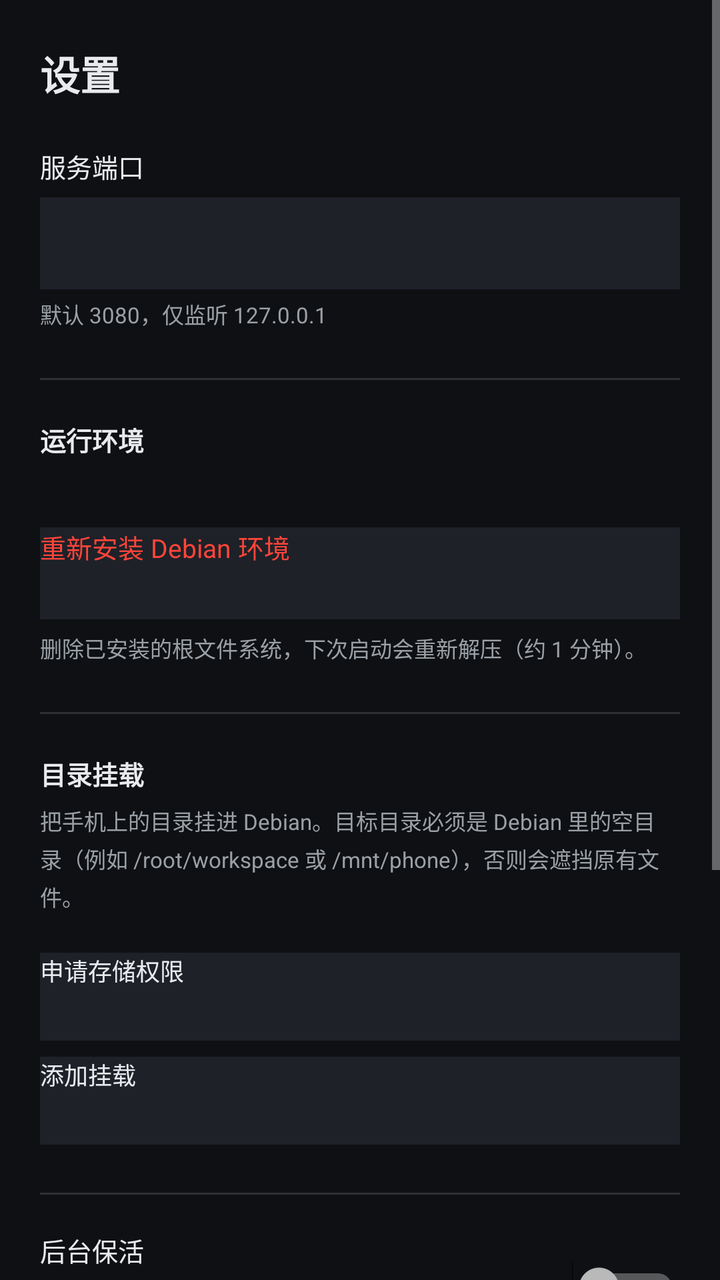
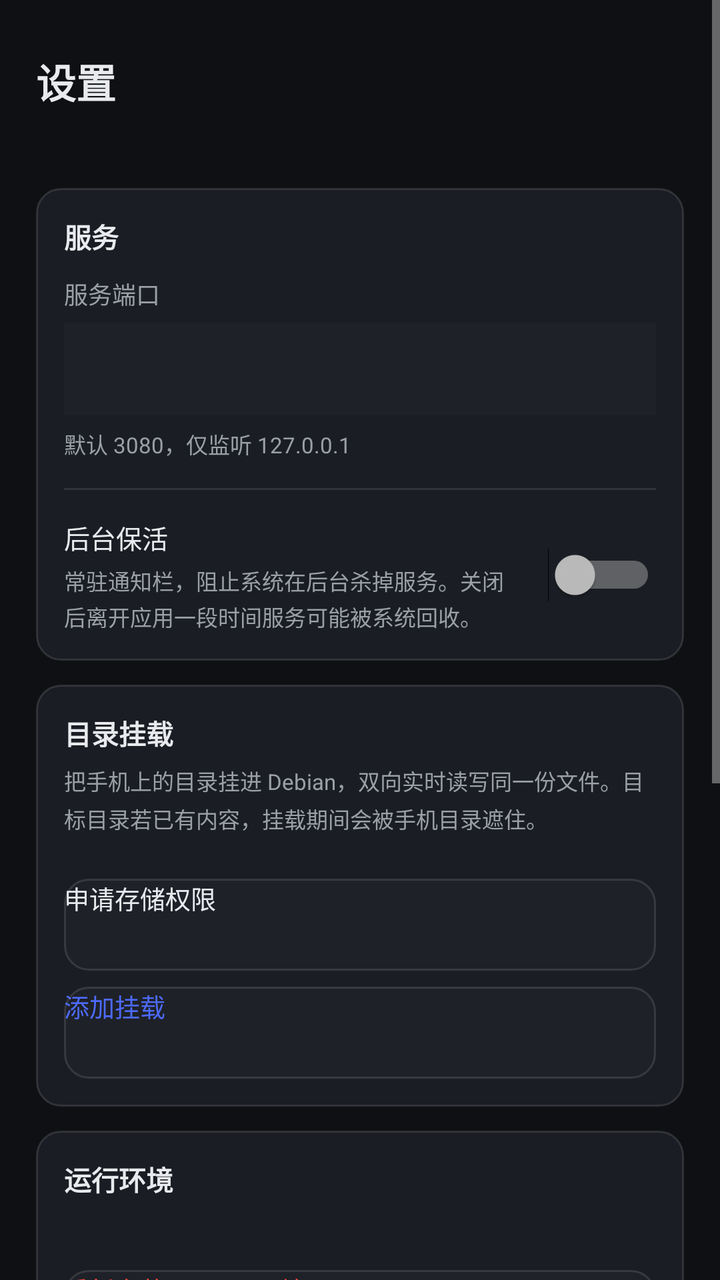

The first picture is an Android layout as it rendered before a commit; the second is the same layout after the commit. The layout source and the unified diff follow.
<!-- AndroidManifest.xml: application theme AppTheme -->
<!-- res/layout/activity_settings.xml -->
<?xml version="1.0" encoding="utf-8"?>
<ScrollView xmlns:android="http://schemas.android.com/apk/res/android"
    android:layout_width="match_parent"
    android:layout_height="match_parent"
    android:background="@color/scrim"
    android:fillViewport="true">

    <LinearLayout
        android:layout_width="match_parent"
        android:layout_height="wrap_content"
        android:orientation="vertical"
        android:paddingStart="20dp"
        android:paddingEnd="20dp"
        android:paddingTop="22dp"
        android:paddingBottom="32dp">

        <TextView
            android:layout_width="wrap_content"
            android:layout_height="wrap_content"
            android:textSize="20sp"
            android:textStyle="bold"
            android:textColor="@color/bar_fg"
            android:text="@string/settings_title" />

        <TextView
            android:layout_width="wrap_content"
            android:layout_height="wrap_content"
            android:layout_marginTop="22dp"
            android:textSize="13sp"
            android:textColor="@color/bar_fg"
            android:text="@string/settings_port" />

        <EditText
            android:id="@+id/editPort"
            android:layout_width="match_parent"
            android:layout_height="46dp"
            android:layout_marginTop="6dp"
            android:background="@color/field_bg"
            android:paddingStart="12dp"
            android:paddingEnd="12dp"
            android:inputType="number"
            android:maxLength="5"
            android:textSize="14sp"
            android:textColor="@color/bar_fg"
            android:textColorHint="@color/bar_fg_dim" />

        <TextView
            android:layout_width="wrap_content"
            android:layout_height="wrap_content"
            android:layout_marginTop="4dp"
            android:textSize="11sp"
            android:textColor="@color/bar_fg_dim"
            android:text="@string/settings_port_hint" />

        <View
            android:layout_width="match_parent"
            android:layout_height="1dp"
            android:layout_marginTop="24dp"
            android:background="#22FFFFFF" />

        <TextView
            android:layout_width="wrap_content"
            android:layout_height="wrap_content"
            android:layout_marginTop="20dp"
            android:textSize="13sp"
            android:textStyle="bold"
            android:textColor="@color/bar_fg"
            android:text="@string/settings_backend" />

        <TextView
            android:id="@+id/textRootfsInfo"
            android:layout_width="match_parent"
            android:layout_height="wrap_content"
            android:layout_marginTop="6dp"
            android:textSize="12sp"
            android:lineSpacingExtra="3dp"
            android:textColor="@color/bar_fg_dim" />

        <Button
            android:id="@+id/btnReinstall"
            android:layout_width="match_parent"
            android:layout_height="46dp"
            android:layout_marginTop="12dp"
            android:textSize="13sp"
            android:textColor="@color/err"
            android:background="@color/field_bg"
            android:text="@string/settings_reinstall" />

        <TextView
            android:layout_width="match_parent"
            android:layout_height="wrap_content"
            android:layout_marginTop="6dp"
            android:textSize="11sp"
            android:textColor="@color/bar_fg_dim"
            android:text="@string/settings_reinstall_note" />

        <View
            android:layout_width="match_parent"
            android:layout_height="1dp"
            android:layout_marginTop="24dp"
            android:background="#22FFFFFF" />

        <TextView
            android:layout_width="wrap_content"
            android:layout_height="wrap_content"
            android:layout_marginTop="20dp"
            android:textSize="13sp"
            android:textStyle="bold"
            android:textColor="@color/bar_fg"
            android:text="@string/settings_mounts" />

        <TextView
            android:layout_width="match_parent"
            android:layout_height="wrap_content"
            android:layout_marginTop="6dp"
            android:textSize="11sp"
            android:lineSpacingExtra="3dp"
            android:textColor="@color/bar_fg_dim"
            android:text="@string/settings_mounts_note" />

        <LinearLayout
            android:id="@+id/mountList"
            android:layout_width="match_parent"
            android:layout_height="wrap_content"
            android:layout_marginTop="10dp"
            android:orientation="vertical" />

        <Button
            android:id="@+id/btnGrantStorage"
            android:layout_width="match_parent"
            android:layout_height="44dp"
            android:layout_marginTop="10dp"
            android:textSize="12sp"
            android:textColor="@color/bar_fg"
            android:background="@color/field_bg"
            android:text="@string/settings_mount_grant" />

        <Button
            android:id="@+id/btnAddMount"
            android:layout_width="match_parent"
            android:layout_height="44dp"
            android:layout_marginTop="8dp"
            android:textSize="12sp"
            android:textColor="@color/bar_fg"
            android:background="@color/field_bg"
            android:text="@string/settings_mount_add" />

        <View
            android:layout_width="match_parent"
            android:layout_height="1dp"
            android:layout_marginTop="24dp"
            android:background="#22FFFFFF" />

        <LinearLayout
            android:layout_width="match_parent"
            android:layout_height="wrap_content"
            android:layout_marginTop="18dp"
            android:orientation="horizontal"
            android:gravity="center_vertical">

            <LinearLayout
                android:layout_width="0dp"
                android:layout_height="wrap_content"
                android:layout_weight="1"
                android:orientation="vertical">

                <TextView
                    android:layout_width="wrap_content"
                    android:layout_height="wrap_content"
                    android:textSize="13sp"
                    android:textColor="@color/bar_fg"
                    android:text="@string/settings_keepalive" />

                <TextView
                    android:layout_width="match_parent"
                    android:layout_height="wrap_content"
                    android:layout_marginTop="4dp"
                    android:textSize="11sp"
                    android:lineSpacingExtra="2dp"
                    android:textColor="@color/bar_fg_dim"
                    android:text="@string/settings_keepalive_note" />
            </LinearLayout>

            <Switch
                android:id="@+id/switchKeepAlive"
                android:layout_width="wrap_content"
                android:layout_height="wrap_content"
                android:layout_marginStart="12dp" />
        </LinearLayout>

        <View
            android:layout_width="match_parent"
            android:layout_height="1dp"
            android:layout_marginTop="24dp"
            android:background="#22FFFFFF" />

        <TextView
            android:layout_width="wrap_content"
            android:layout_height="wrap_content"
            android:layout_marginTop="20dp"
            android:textSize="13sp"
            android:textStyle="bold"
            android:textColor="@color/bar_fg"
            android:text="@string/settings_about" />

        <Button
            android:id="@+id/btnAbout"
            android:layout_width="match_parent"
            android:layout_height="46dp"
            android:layout_marginTop="10dp"
            android:textSize="13sp"
            android:textColor="@color/bar_fg"
            android:background="@color/field_bg"
            android:text="@string/about_entry" />

        <LinearLayout
            android:layout_width="match_parent"
            android:layout_height="wrap_content"
            android:orientation="horizontal"
            android:layout_marginTop="28dp">

            <Button
                android:id="@+id/btnSave"
                android:layout_width="0dp"
                android:layout_height="48dp"
                android:layout_weight="1"
                android:textColor="@android:color/white"
                android:background="@color/accent"
                android:text="@string/settings_save" />

            <Button
                android:id="@+id/btnReset"
                android:layout_width="0dp"
                android:layout_height="48dp"
                android:layout_weight="1"
                android:layout_marginStart="10dp"
                android:textColor="@color/bar_fg"
                android:background="@color/field_bg"
                android:text="@string/settings_reset" />
        </LinearLayout>

        <TextView
            android:id="@+id/textVersion"
            android:layout_width="match_parent"
            android:layout_height="wrap_content"
            android:layout_marginTop="26dp"
            android:textSize="11sp"
            android:lineSpacingExtra="3dp"
            android:textColor="@color/bar_fg_dim" />
    </LinearLayout>
</ScrollView>
<!-- resources referenced by this layout -->
<resources>
  <color name="accent">#FF4D6BFE</color>
  <color name="bar_fg">#FFE8EAED</color>
  <color name="bar_fg_dim">#FF9AA0A6</color>
  <color name="err">#FFFF453A</color>
  <color name="field_bg">#FF1E2128</color>
  <color name="scrim">#FF0E1013</color>
  <string name="about_entry">关于与开源协议</string>
  <string name="settings_about">关于与开源协议</string>
  <string name="settings_backend">运行环境</string>
  <string name="settings_keepalive">后台保活</string>
  <string name="settings_keepalive_note">常驻通知栏，阻止系统在后台杀掉服务。关闭后离开应用一段时间服务可能被系统回收。</string>
  <string name="settings_mount_add">添加挂载</string>
  <string name="settings_mount_grant">申请存储权限</string>
  <string name="settings_mounts">目录挂载</string>
  <string name="settings_mounts_note">把手机上的目录挂进 Debian。目标目录必须是 Debian 里的空目录（例如 /root/workspace 或 /mnt/phone），否则会遮挡原有文件。</string>
  <string name="settings_port">服务端口</string>
  <string name="settings_port_hint">默认 3080，仅监听 127.0.0.1</string>
  <string name="settings_reinstall">重新安装 Debian 环境</string>
  <string name="settings_reinstall_note">删除已安装的根文件系统，下次启动会重新解压（约 1 分钟）。</string>
  <string name="settings_reset">恢复默认</string>
  <string name="settings_save">保存</string>
  <string name="settings_title">设置</string>
  <style name="AppTheme" parent="@android:style/Theme.Material.NoActionBar">
          <item name="android:windowBackground">@color/scrim</item>
          <item name="android:colorAccent">@color/accent</item>
          <item name="android:colorPrimary">@color/bar_bg</item>
          <item name="android:colorPrimaryDark">@color/scrim</item>
          <item name="android:statusBarColor">@color/bar_bg</item>
          <item name="android:navigationBarColor">@color/bar_bg</item>
          <item name="android:windowLightStatusBar">false</item>
      </style>
  <color name="bar_bg">#FF15171C</color>
</resources>

<!-- the commit's change to res/layout/activity_settings.xml (unified diff, before → after) -->
@@ -9,10 +9,10 @@
         android:layout_width="match_parent"
         android:layout_height="wrap_content"
         android:orientation="vertical"
-        android:paddingStart="20dp"
-        android:paddingEnd="20dp"
-        android:paddingTop="22dp"
-        android:paddingBottom="32dp">
+        android:paddingStart="18dp"
+        android:paddingEnd="18dp"
+        android:paddingTop="26dp"
+        android:paddingBottom="34dp">
 
         <TextView
             android:layout_width="wrap_content"
@@ -23,227 +23,260 @@
             android:text="@string/settings_title" />
 
         <TextView
-            android:layout_width="wrap_content"
-            android:layout_height="wrap_content"
-            android:layout_marginTop="22dp"
-            android:textSize="13sp"
-            android:textColor="@color/bar_fg"
-            android:text="@string/settings_port" />
-
-        <EditText
-            android:id="@+id/editPort"
-            android:layout_width="match_parent"
-            android:layout_height="46dp"
-            android:layout_marginTop="6dp"
-            android:background="@color/field_bg"
-            android:paddingStart="12dp"
-            android:paddingEnd="12dp"
-            android:inputType="number"
-            android:maxLength="5"
-            android:textSize="14sp"
-            android:textColor="@color/bar_fg"
-            android:textColorHint="@color/bar_fg_dim" />
-
-        <TextView
-            android:layout_width="wrap_content"
-            android:layout_height="wrap_content"
-            android:layout_marginTop="4dp"
-            android:textSize="11sp"
-            android:textColor="@color/bar_fg_dim"
-            android:text="@string/settings_port_hint" />
-
-        <View
-            android:layout_width="match_parent"
-            android:layout_height="1dp"
-            android:layout_marginTop="24dp"
-            android:background="#22FFFFFF" />
-
-        <TextView
-            android:layout_width="wrap_content"
-            android:layout_height="wrap_content"
-            android:layout_marginTop="20dp"
-            android:textSize="13sp"
-            android:textStyle="bold"
-            android:textColor="@color/bar_fg"
-            android:text="@string/settings_backend" />
-
-        <TextView
-            android:id="@+id/textRootfsInfo"
-            android:layout_width="match_parent"
-            android:layout_height="wrap_content"
-            android:layout_marginTop="6dp"
-            android:textSize="12sp"
-            android:lineSpacingExtra="3dp"
+            android:id="@+id/settingsSubtitle"
+            android:layout_width="match_parent"
+            android:layout_height="wrap_content"
+            android:layout_marginTop="5dp"
+            android:textSize="11.5sp"
             android:textColor="@color/bar_fg_dim" />
 
-        <Button
-            android:id="@+id/btnReinstall"
-            android:layout_width="match_parent"
-            android:layout_height="46dp"
-            android:layout_marginTop="12dp"
-            android:textSize="13sp"
-            android:textColor="@color/err"
-            android:background="@color/field_bg"
-            android:text="@string/settings_reinstall" />
-
-        <TextView
-            android:layout_width="match_parent"
-            android:layout_height="wrap_content"
-            android:layout_marginTop="6dp"
-            android:textSize="11sp"
-            android:textColor="@color/bar_fg_dim"
-            android:text="@string/settings_reinstall_note" />
-
-        <View
-            android:layout_width="match_parent"
-            android:layout_height="1dp"
-            android:layout_marginTop="24dp"
-            android:background="#22FFFFFF" />
-
-        <TextView
-            android:layout_width="wrap_content"
-            android:layout_height="wrap_content"
-            android:layout_marginTop="20dp"
-            android:textSize="13sp"
-            android:textStyle="bold"
-            android:textColor="@color/bar_fg"
-            android:text="@string/settings_mounts" />
-
-        <TextView
-            android:layout_width="match_parent"
-            android:layout_height="wrap_content"
-            android:layout_marginTop="6dp"
-            android:textSize="11sp"
-            android:lineSpacingExtra="3dp"
-            android:textColor="@color/bar_fg_dim"
-            android:text="@string/settings_mounts_note" />
-
-        <LinearLayout
-            android:id="@+id/mountList"
-            android:layout_width="match_parent"
-            android:layout_height="wrap_content"
-            android:layout_marginTop="10dp"
-            android:orientation="vertical" />
-
-        <Button
-            android:id="@+id/btnGrantStorage"
-            android:layout_width="match_parent"
-            android:layout_height="44dp"
-            android:layout_marginTop="10dp"
-            android:textSize="12sp"
-            android:textColor="@color/bar_fg"
-            android:background="@color/field_bg"
-            android:text="@string/settings_mount_grant" />
-
-        <Button
-            android:id="@+id/btnAddMount"
-            android:layout_width="match_parent"
-            android:layout_height="44dp"
-            android:layout_marginTop="8dp"
-            android:textSize="12sp"
-            android:textColor="@color/bar_fg"
-            android:background="@color/field_bg"
-            android:text="@string/settings_mount_add" />
-
-        <View
-            android:layout_width="match_parent"
-            android:layout_height="1dp"
-            android:layout_marginTop="24dp"
-            android:background="#22FFFFFF" />
-
-        <LinearLayout
-            android:layout_width="match_parent"
-            android:layout_height="wrap_content"
+        
+        <LinearLayout
+            android:layout_width="match_parent"
+            android:layout_height="wrap_content"
+            android:orientation="vertical"
             android:layout_marginTop="18dp"
-            android:orientation="horizontal"
-            android:gravity="center_vertical">
+            android:padding="14dp"
+            android:background="@drawable/bg_card">
+
+            <TextView
+                android:layout_width="wrap_content"
+                android:layout_height="wrap_content"
+                android:textSize="13.5sp"
+                android:textStyle="bold"
+                android:textColor="@color/bar_fg"
+                android:text="@string/settings_section_service" />
+
+            <TextView
+                android:layout_width="match_parent"
+                android:layout_height="wrap_content"
+                android:layout_marginTop="10dp"
+                android:textSize="12sp"
+                android:textColor="@color/bar_fg_dim"
+                android:text="@string/settings_port" />
+
+            <EditText
+                android:id="@+id/editPort"
+                android:layout_width="match_parent"
+                android:layout_height="46dp"
+                android:layout_marginTop="6dp"
+                android:background="@color/field_bg"
+                android:paddingStart="12dp"
+                android:paddingEnd="12dp"
+                android:inputType="number"
+                android:maxLength="5"
+                android:textSize="14sp"
+                android:textColor="@color/bar_fg"
+                android:textColorHint="@color/bar_fg_dim" />
+
+            <TextView
+                android:layout_width="match_parent"
+                android:layout_height="wrap_content"
+                android:layout_marginTop="6dp"
+                android:textSize="11sp"
+                android:lineSpacingExtra="2dp"
+                android:textColor="@color/bar_fg_dim"
+                android:text="@string/settings_port_hint" />
+
+            <View
+                android:layout_width="match_parent"
+                android:layout_height="1dp"
+                android:layout_marginTop="14dp"
+                android:background="#1AFFFFFF" />
 
             <LinearLayout
-                android:layout_width="0dp"
-                android:layout_height="wrap_content"
-                android:layout_weight="1"
-                android:orientation="vertical">
-
-                <TextView
+                android:layout_width="match_parent"
+                android:layout_height="wrap_content"
+                android:layout_marginTop="14dp"
+                android:orientation="horizontal"
+                android:gravity="center_vertical">
+
+                <LinearLayout
+                    android:layout_width="0dp"
+                    android:layout_height="wrap_content"
+                    android:layout_weight="1"
+                    android:orientation="vertical">
+
+                    <TextView
+                        android:layout_width="wrap_content"
+                        android:layout_height="wrap_content"
+                        android:textSize="13sp"
+                        android:textColor="@color/bar_fg"
+                        android:text="@string/settings_keepalive" />
+
+                    <TextView
+                        android:layout_width="match_parent"
+                        android:layout_height="wrap_content"
+                        android:layout_marginTop="4dp"
+                        android:textSize="11sp"
+                        android:lineSpacingExtra="2dp"
+                        android:textColor="@color/bar_fg_dim"
+                        android:text="@string/settings_keepalive_note" />
+                </LinearLayout>
+
+                <Switch
+                    android:id="@+id/switchKeepAlive"
                     android:layout_width="wrap_content"
                     android:layout_height="wrap_content"
-                    android:textSize="13sp"
-                    android:textColor="@color/bar_fg"
-                    android:text="@string/settings_keepalive" />
-
-                <TextView
-                    android:layout_width="match_parent"
-                    android:layout_height="wrap_content"
-                    android:layout_marginTop="4dp"
-                    android:textSize="11sp"
-                    android:lineSpacingExtra="2dp"
-                    android:textColor="@color/bar_fg_dim"
-                    android:text="@string/settings_keepalive_note" />
+                    android:layout_marginStart="12dp" />
             </LinearLayout>
-
-            <Switch
-                android:id="@+id/switchKeepAlive"
-                android:layout_width="wrap_content"
-                android:layout_height="wrap_content"
-                android:layout_marginStart="12dp" />
-        </LinearLayout>
-
-        <View
-            android:layout_width="match_parent"
-            android:layout_height="1dp"
-            android:layout_marginTop="24dp"
-            android:background="#22FFFFFF" />
-
-        <TextView
-            android:layout_width="wrap_content"
-            android:layout_height="wrap_content"
+        </LinearLayout>
+
+        
+        <LinearLayout
+            android:layout_width="match_parent"
+            android:layout_height="wrap_content"
+            android:orientation="vertical"
+            android:layout_marginTop="12dp"
+            android:padding="14dp"
+            android:background="@drawable/bg_card">
+
+            <TextView
+                android:layout_width="wrap_content"
+                android:layout_height="wrap_content"
+                android:textSize="13.5sp"
+                android:textStyle="bold"
+                android:textColor="@color/bar_fg"
+                android:text="@string/settings_mounts" />
+
+            <TextView
+                android:layout_width="match_parent"
+                android:layout_height="wrap_content"
+                android:layout_marginTop="6dp"
+                android:textSize="11sp"
+                android:lineSpacingExtra="3dp"
+                android:textColor="@color/bar_fg_dim"
+                android:text="@string/settings_mounts_note" />
+
+            <LinearLayout
+                android:id="@+id/mountList"
+                android:layout_width="match_parent"
+                android:layout_height="wrap_content"
+                android:layout_marginTop="10dp"
+                android:orientation="vertical" />
+
+            <Button
+                android:id="@+id/btnGrantStorage"
+                android:layout_width="match_parent"
+                android:layout_height="46dp"
+                android:layout_marginTop="12dp"
+                android:textSize="12.5sp"
+                android:textColor="@color/bar_fg"
+                android:background="@drawable/bg_button"
+                android:text="@string/settings_mount_grant" />
+
+            <Button
+                android:id="@+id/btnAddMount"
+                android:layout_width="match_parent"
+                android:layout_height="46dp"
+                android:layout_marginTop="8dp"
+                android:textSize="12.5sp"
+                android:textColor="@color/accent"
+                android:background="@drawable/bg_button"
+                android:text="@string/settings_mount_add" />
+        </LinearLayout>
+
+        
+        <LinearLayout
+            android:layout_width="match_parent"
+            android:layout_height="wrap_content"
+            android:orientation="vertical"
+            android:layout_marginTop="12dp"
+            android:padding="14dp"
+            android:background="@drawable/bg_card">
+
+            <TextView
+                android:layout_width="wrap_content"
+                android:layout_height="wrap_content"
+                android:textSize="13.5sp"
+                android:textStyle="bold"
+                android:textColor="@color/bar_fg"
+                android:text="@string/settings_backend" />
+
+            <TextView
+                android:id="@+id/textRootfsInfo"
+                android:layout_width="match_parent"
+                android:layout_height="wrap_content"
+                android:layout_marginTop="8dp"
+                android:textSize="11.5sp"
+                android:lineSpacingExtra="4dp"
+                android:textColor="@color/bar_fg_dim" />
+
+            <Button
+                android:id="@+id/btnReinstall"
+                android:layout_width="match_parent"
+                android:layout_height="46dp"
+                android:layout_marginTop="12dp"
+                android:textSize="12.5sp"
+                android:textColor="@color/err"
+                android:background="@drawable/bg_button"
+                android:text="@string/settings_reinstall" />
+
+            <TextView
+                android:layout_width="match_parent"
+                android:layout_height="wrap_content"
+                android:layout_marginTop="6dp"
+                android:textSize="11sp"
+                android:lineSpacingExtra="2dp"
+                android:textColor="@color/bar_fg_dim"
+                android:text="@string/settings_reinstall_note" />
+        </LinearLayout>
+
+        
+        <LinearLayout
+            android:layout_width="match_parent"
+            android:layout_height="wrap_content"
+            android:orientation="vertical"
+            android:layout_marginTop="12dp"
+            android:padding="14dp"
+            android:background="@drawable/bg_card">
+
+            <TextView
+                android:layout_width="wrap_content"
+                android:layout_height="wrap_content"
+                android:textSize="13.5sp"
+                android:textStyle="bold"
+                android:textColor="@color/bar_fg"
+                android:text="@string/settings_about" />
+
+            <Button
+                android:id="@+id/btnAbout"
+                android:layout_width="match_parent"
+                android:layout_height="46dp"
+                android:layout_marginTop="10dp"
+                android:textSize="12.5sp"
+                android:textColor="@color/accent"
+                android:background="@drawable/bg_button"
+                android:text="@string/about_entry" />
+        </LinearLayout>
+
+        <Button
+            android:id="@+id/btnSave"
+            android:layout_width="match_parent"
+            android:layout_height="50dp"
             android:layout_marginTop="20dp"
-            android:textSize="13sp"
+            android:textSize="14sp"
             android:textStyle="bold"
-            android:textColor="@color/bar_fg"
-            android:text="@string/settings_about" />
+            android:textColor="@android:color/white"
+            android:background="@drawable/bg_button_primary"
+            android:text="@string/settings_save" />
 
         <Button
-            android:id="@+id/btnAbout"
+            android:id="@+id/btnReset"
             android:layout_width="match_parent"
             android:layout_height="46dp"
             android:layout_marginTop="10dp"
             android:textSize="13sp"
-            android:textColor="@color/bar_fg"
-            android:background="@color/field_bg"
-            android:text="@string/about_entry" />
-
-        <LinearLayout
-            android:layout_width="match_parent"
-            android:layout_height="wrap_content"
-            android:orientation="horizontal"
-            android:layout_marginTop="28dp">
-
-            <Button
-                android:id="@+id/btnSave"
-                android:layout_width="0dp"
-                android:layout_height="48dp"
-                android:layout_weight="1"
-                android:textColor="@android:color/white"
-                android:background="@color/accent"
-                android:text="@string/settings_save" />
-
-            <Button
-                android:id="@+id/btnReset"
-                android:layout_width="0dp"
-                android:layout_height="48dp"
-                android:layout_weight="1"
-                android:layout_marginStart="10dp"
-                android:textColor="@color/bar_fg"
-                android:background="@color/field_bg"
-                android:text="@string/settings_reset" />
-        </LinearLayout>
+            android:textColor="@color/bar_fg_dim"
+            android:background="@drawable/bg_button"
+            android:text="@string/settings_reset" />
 
         <TextView
             android:id="@+id/textVersion"
             android:layout_width="match_parent"
             android:layout_height="wrap_content"
-            android:layout_marginTop="26dp"
+            android:layout_marginTop="20dp"
+            android:gravity="center"
             android:textSize="11sp"
             android:lineSpacingExtra="3dp"
             android:textColor="@color/bar_fg_dim" />
<!-- resource entries referenced after the edit -->
@@ -6,6 +6,47 @@
   <color name="err">#FFFF453A</color>
   <color name="field_bg">#FF1E2128</color>
   <color name="scrim">#FF0E1013</color>
+  <!-- drawable bg_button (drawable) -->
+  <?xml version="1.0" encoding="utf-8"?>
+  <selector xmlns:android="http://schemas.android.com/apk/res/android">
+      <item android:state_pressed="true">
+          <shape android:shape="rectangle">
+              <solid android:color="#FF2A2F3A" />
+              <corners android:radius="12dp" />
+              <stroke android:width="1dp" android:color="#33FFFFFF" />
+          </shape>
+      </item>
+      <item>
+          <shape android:shape="rectangle">
+              <solid android:color="#FF1E2128" />
+              <corners android:radius="12dp" />
+              <stroke android:width="1dp" android:color="#1FFFFFFF" />
+          </shape>
+      </item>
+  </selector>
+  <!-- drawable bg_button_primary (drawable) -->
+  <?xml version="1.0" encoding="utf-8"?>
+  <selector xmlns:android="http://schemas.android.com/apk/res/android">
+      <item android:state_pressed="true">
+          <shape android:shape="rectangle">
+              <solid android:color="#FF3D57D6" />
+              <corners android:radius="12dp" />
+          </shape>
+      </item>
+      <item>
+          <shape android:shape="rectangle">
+              <solid android:color="@color/accent" />
+              <corners android:radius="12dp" />
+          </shape>
+      </item>
+  </selector>
+  <!-- drawable bg_card (drawable) -->
+  <?xml version="1.0" encoding="utf-8"?>
+  <shape xmlns:android="http://schemas.android.com/apk/res/android" android:shape="rectangle">
+      <solid android:color="#FF1A1D23" />
+      <corners android:radius="12dp" />
+      <stroke android:width="1dp" android:color="#1FFFFFFF" />
+  </shape>
   <string name="about_entry">关于与开源协议</string>
   <string name="settings_about">关于与开源协议</string>
   <string name="settings_backend">运行环境</string>
@@ -14,13 +55,14 @@
   <string name="settings_mount_add">添加挂载</string>
   <string name="settings_mount_grant">申请存储权限</string>
   <string name="settings_mounts">目录挂载</string>
-  <string name="settings_mounts_note">把手机上的目录挂进 Debian。目标目录必须是 Debian 里的空目录（例如 /root/workspace 或 /mnt/phone），否则会遮挡原有文件。</string>
+  <string name="settings_mounts_note">把手机上的目录挂进 Debian，双向实时读写同一份文件。目标目录若已有内容，挂载期间会被手机目录遮住。</string>
   <string name="settings_port">服务端口</string>
   <string name="settings_port_hint">默认 3080，仅监听 127.0.0.1</string>
   <string name="settings_reinstall">重新安装 Debian 环境</string>
   <string name="settings_reinstall_note">删除已安装的根文件系统，下次启动会重新解压（约 1 分钟）。</string>
   <string name="settings_reset">恢复默认</string>
   <string name="settings_save">保存</string>
+  <string name="settings_section_service">服务</string>
   <string name="settings_title">设置</string>
   <style name="AppTheme" parent="@android:style/Theme.Material.NoActionBar">
           <item name="android:windowBackground">@color/scrim</item>
